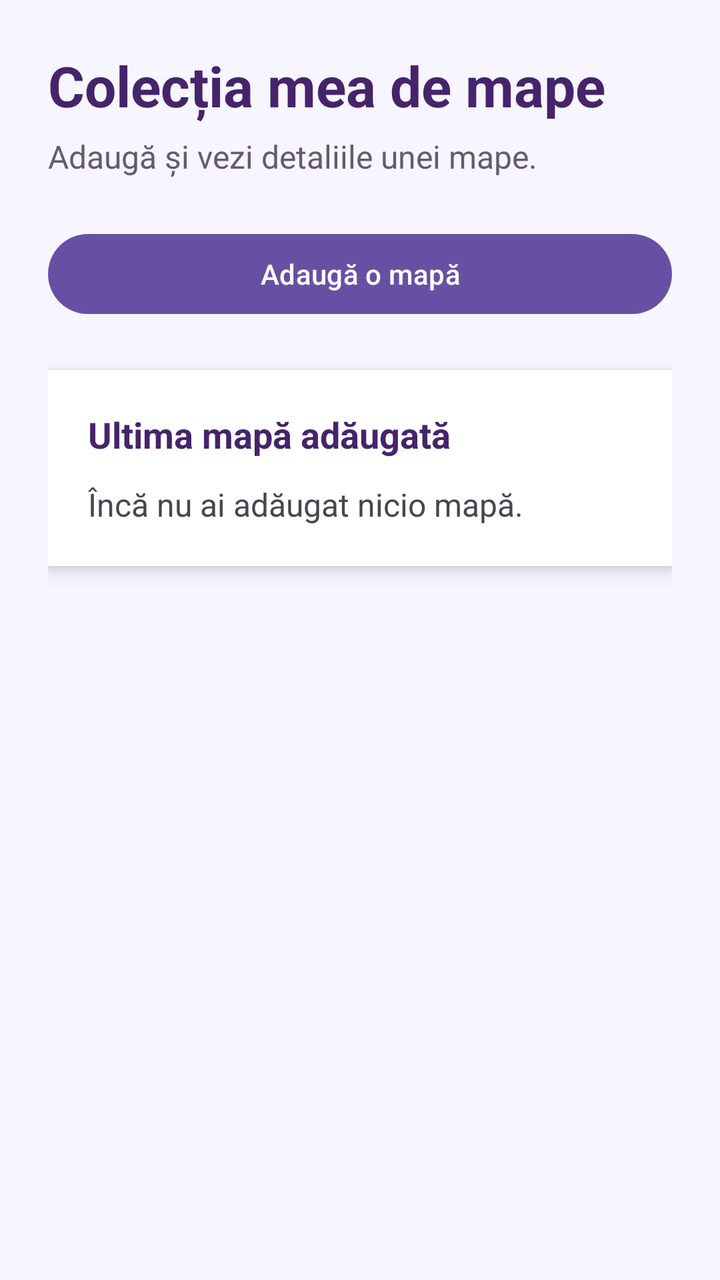
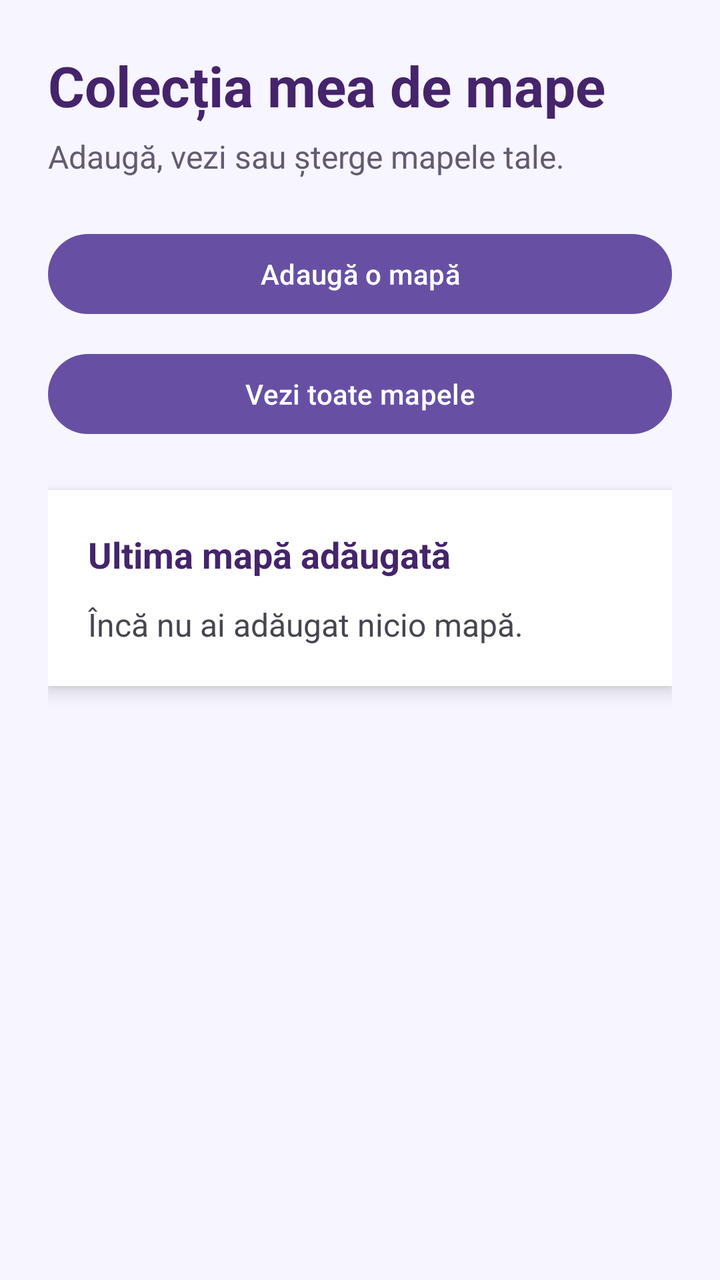

Compare the two renders of this Android layout. The source of the first and the diff that turns it into the second are given below.
<!-- AndroidManifest.xml: application theme Theme.Laborator4 -->
<!-- res/layout/activity_main.xml -->
<?xml version="1.0" encoding="utf-8"?>
<LinearLayout xmlns:android="http://schemas.android.com/apk/res/android"
    android:id="@+id/main"
    android:layout_width="match_parent"
    android:layout_height="match_parent"
    android:background="#F7F5FF"
    android:orientation="vertical"
    android:padding="24dp">

    <TextView
        android:layout_width="wrap_content"
        android:layout_height="wrap_content"
        android:text="Colecția mea de mape"
        android:textColor="#45246B"
        android:textSize="28sp"
        android:textStyle="bold" />

    <TextView
        android:layout_width="wrap_content"
        android:layout_height="wrap_content"
        android:layout_marginTop="6dp"
        android:text="Adaugă și vezi detaliile unei mape."
        android:textColor="#625B71"
        android:textSize="16sp" />

    <Button
        android:id="@+id/btnAdaugaMapa"
        android:layout_width="match_parent"
        android:layout_height="wrap_content"
        android:layout_marginTop="24dp"
        android:text="Adaugă o mapă" />

    <LinearLayout
        android:layout_width="match_parent"
        android:layout_height="wrap_content"
        android:layout_marginTop="24dp"
        android:background="#FFFFFF"
        android:elevation="5dp"
        android:orientation="vertical"
        android:padding="20dp">

        <TextView
            android:layout_width="wrap_content"
            android:layout_height="wrap_content"
            android:text="Ultima mapă adăugată"
            android:textColor="#45246B"
            android:textSize="18sp"
            android:textStyle="bold" />

        <TextView
            android:id="@+id/tvRezultat"
            android:layout_width="match_parent"
            android:layout_height="wrap_content"
            android:layout_marginTop="12dp"
            android:text="Încă nu ai adăugat nicio mapă."
            android:textColor="#49454F"
            android:textSize="16sp" />
    </LinearLayout>

</LinearLayout>
<!-- resources referenced by this layout -->
<resources>
  <style name="Theme.Laborator4" parent="Base.Theme.Laborator4" />
  <style name="Base.Theme.Laborator4" parent="Theme.Material3.DayNight.NoActionBar">
          
          
      </style>
</resources>

<!-- the commit's change to res/layout/activity_main.xml (unified diff, before → after) -->
@@ -19,7 +19,7 @@
         android:layout_width="wrap_content"
         android:layout_height="wrap_content"
         android:layout_marginTop="6dp"
-        android:text="Adaugă și vezi detaliile unei mape."
+        android:text="Adaugă, vezi sau șterge mapele tale."
         android:textColor="#625B71"
         android:textSize="16sp" />
 
@@ -29,6 +29,13 @@
         android:layout_height="wrap_content"
         android:layout_marginTop="24dp"
         android:text="Adaugă o mapă" />
+
+    <Button
+        android:id="@+id/btnVeziMape"
+        android:layout_width="match_parent"
+        android:layout_height="wrap_content"
+        android:layout_marginTop="12dp"
+        android:text="Vezi toate mapele" />
 
     <LinearLayout
         android:layout_width="match_parent"
